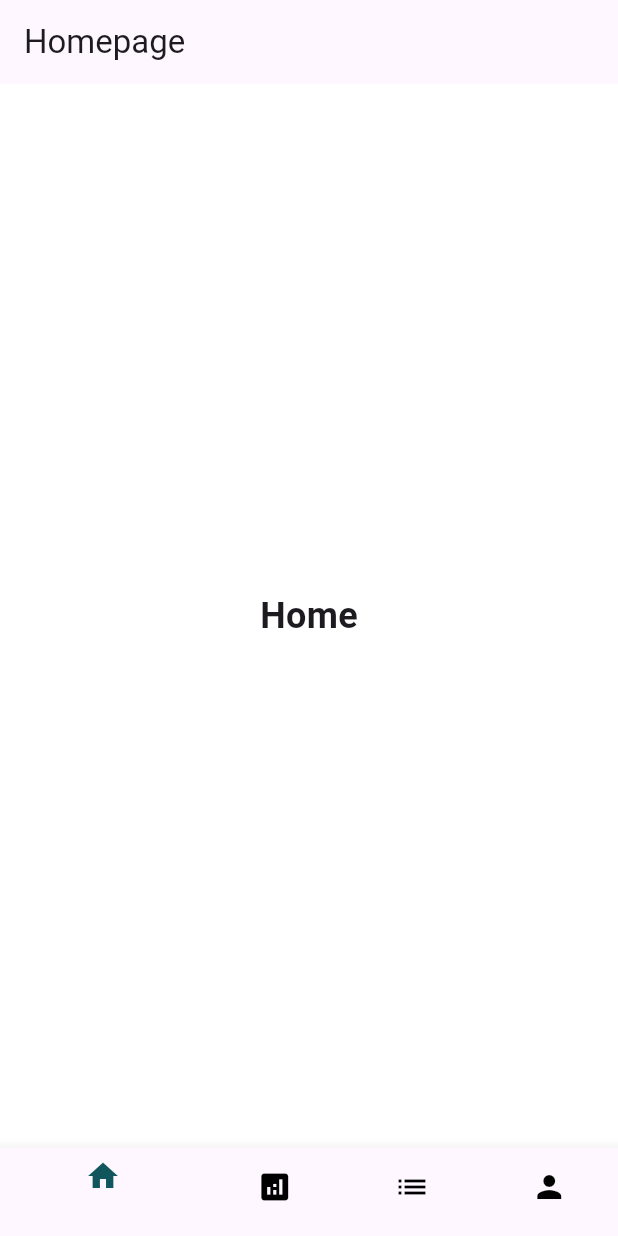
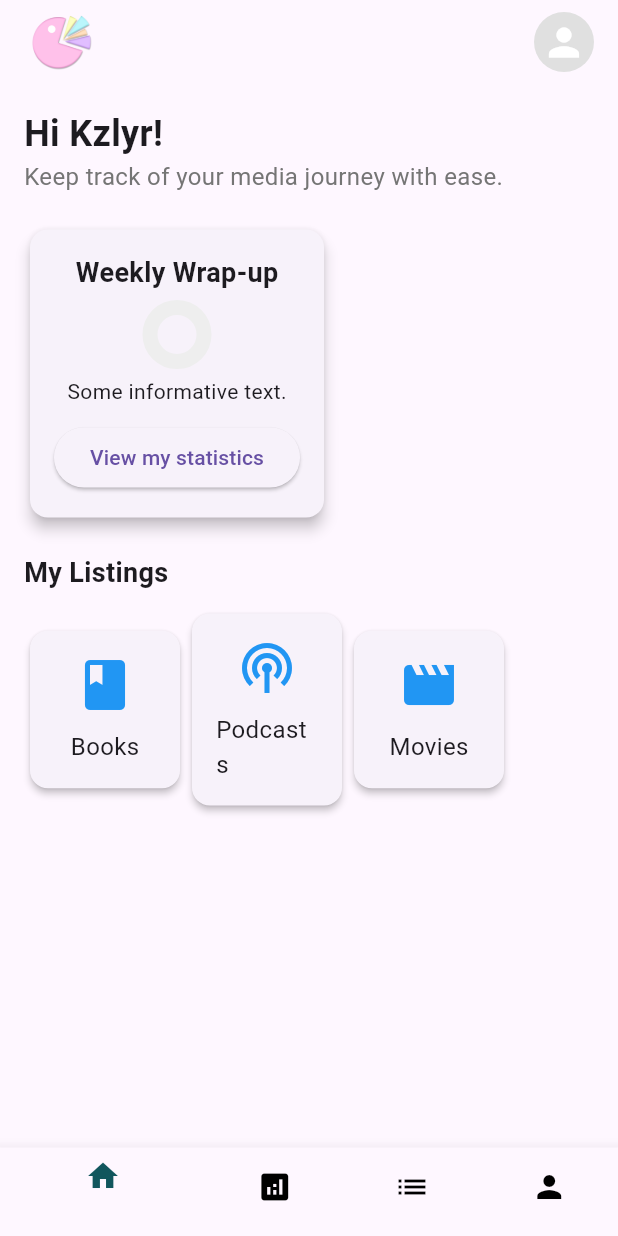
Before and after one commit to kazeulo/trackin_n_bingein, a Flutter app: the Homepage screen opened by its route, on a phone screen of 412 x 824 dp. Run offline on Flutter 3.47's test engine with Material 3 defaults, Android fonts, the phone set to English and light mode, and no system bars; our stand-ins replace firebase_core; accounts and stored records are empty.

Commit message:
update homepage

```diff
--- a/lib/screens/homepage.dart
+++ b/lib/screens/homepage.dart
@@ -12,50 +12,27 @@ class _HomepageState extends State<Homepage> {
   int _currentIndex = 0;
 
   final List<Widget> _tabs = [
-    Container(
-      color: Colors.white,
-      child: Center(
-        child: Text(
-          'Home',
-          style: TextStyle(fontSize: 24, fontWeight: FontWeight.bold),
-        ),
-      ),
-    ),
-    Container(
-      color: Colors.white,
-      child: Center(
-        child: Text(
-          'Statistics',
-          style: TextStyle(fontSize: 24, fontWeight: FontWeight.bold),
-        ),
-      ),
-    ),
-    Container(
-      color: Colors.white,
-      child: Center(
-        child: Text(
-          'List',
-          style: TextStyle(fontSize: 24, fontWeight: FontWeight.bold),
-        ),
-      ),
-    ),
-    Container(
-      color: Colors.white,
-      child: Center(
-        child: Text(
-          'Profile',
-          style: TextStyle(fontSize: 24, fontWeight: FontWeight.bold),
-        ),
-      ),
-    ),
+    HomeTab(),
+    StatisticsTab(),
+    ListTab(),
+    ProfileTab(),
   ];
 
   @override
   Widget build(BuildContext context) {
     return Scaffold(
       appBar: AppBar(
-        title: Text('Homepage'),
         automaticallyImplyLeading: false,
+        title: Row(
+          mainAxisAlignment: MainAxisAlignment.spaceBetween,
+          children: [
+            Image.asset('lib/assets/logofin.png', height: 50),
+            CircleAvatar(
+              backgroundColor: Colors.grey[300],
+              child: Icon(Icons.person, size: 30, color: Colors.white),
+            ),
+          ],
+        ),
       ),
       body: _tabs[_currentIndex],
       bottomNavigationBar: BottomNavigationBar(
@@ -87,3 +64,180 @@ class _HomepageState extends State<Homepage> {
     );
   }
 }
+
+class HomeTab extends StatelessWidget {
+  @override
+  Widget build(BuildContext context) {
+    return SingleChildScrollView(
+      child: Padding(
+        padding: const EdgeInsets.all(16.0),
+        child: Column(
+          crossAxisAlignment: CrossAxisAlignment.start,
+          children: [
+            GreetingSection(),
+            SizedBox(height: 20),
+            WeeklyWrapUpSection(),
+            SizedBox(height: 20),
+            MyListingsSection(),
+          ],
+        ),
+      ),
+    );
+  }
+}
+
+class GreetingSection extends StatelessWidget {
+  @override
+  Widget build(BuildContext context) {
+    return Row(
+      children: [
+        Column(
+          crossAxisAlignment: CrossAxisAlignment.start,
+          children: [
+            Text(
+              'Hi Kzlyr!',
+              style: TextStyle(fontSize: 24, fontWeight: FontWeight.bold),
+            ),
+            Text(
+              'Keep track of your media journey with ease.',
+              style: TextStyle(fontSize: 16, color: Colors.grey[600]),
+            ),
+          ],
+        ),
+      ],
+    );
+  }
+}
+
+class WeeklyWrapUpSection extends StatelessWidget {
+  @override
+  Widget build(BuildContext context) {
+    return Card(
+      elevation: 4,
+      shape: RoundedRectangleBorder(borderRadius: BorderRadius.circular(12)),
+      child: Padding(
+        padding: const EdgeInsets.all(16.0),
+        child: Column(
+          children: [
+            Text(
+              'Weekly Wrap-up',
+              style: TextStyle(fontSize: 18, fontWeight: FontWeight.bold),
+            ),
+            SizedBox(height: 10),
+            CircularProgressIndicator(
+              value: 0.0,
+              strokeWidth: 10,
+              backgroundColor: Colors.grey[200],
+            ),
+            SizedBox(height: 10),
+            Text('Some informative text.'),
+            SizedBox(height: 10),
+            ElevatedButton(
+              onPressed: () {},
+              child: Text('View my statistics'),
+            ),
+          ],
+        ),
+      ),
+    );
+  }
+}
+
+class MyListingsSection extends StatelessWidget {
+  @override
+  Widget build(BuildContext context) {
+    return Column(
+      crossAxisAlignment: CrossAxisAlignment.start,
+      children: [
+        Text(
+          'My Listings',
+          style: TextStyle(fontSize: 18, fontWeight: FontWeight.bold),
+        ),
+        SizedBox(height: 10),
+        SingleChildScrollView(
+          scrollDirection: Axis.horizontal,
+          child: Row(
+            children: [
+              ListingItem(
+                icon: Icons.book,
+                label: 'Books',
+              ),
+              ListingItem(
+                icon: Icons.podcasts,
+                label: 'Podcasts',
+              ),
+              ListingItem(
+                icon: Icons.movie,
+                label: 'Movies',
+              ),
+              // Add more items as needed
+            ],
+          ),
+        ),
+      ],
+    );
+  }
+}
+
+class ListingItem extends StatelessWidget {
+  final IconData icon;
+  final String label;
+
+  ListingItem({required this.icon, required this.label});
+
+  @override
+  Widget build(BuildContext context) {
+    return Card(
+      elevation: 2,
+      shape: RoundedRectangleBorder(borderRadius: BorderRadius.circular(12)),
+      child: Container(
+        width: 100,
+        padding: const EdgeInsets.all(16.0),
+        child: Column(
+          mainAxisAlignment: MainAxisAlignment.center,
+          children: [
+            Icon(icon, size: 40, color: Colors.blue),
+            SizedBox(height: 10),
+            Text(label, style: TextStyle(fontSize: 16)),
+          ],
+        ),
+      ),
+    );
+  }
+}
+
+class StatisticsTab extends StatelessWidget {
+  @override
+  Widget build(BuildContext context) {
+    return Center(
+      child: Text(
+        'Statistics',
+        style: TextStyle(fontSize: 24, fontWeight: FontWeight.bold),
+      ),
+    );
+  }
+}
+
+class ListTab extends StatelessWidget {
+  @override
+  Widget build(BuildContext context) {
+    return Center(
+      child: Text(
+        'List',
+        style: TextStyle(fontSize: 24, fontWeight: FontWeight.bold),
+      ),
+    );
+  }
+}
+
+class ProfileTab extends StatelessWidget {
+  @override
+  Widget build(BuildContext context) {
+    return Center(
+      child: Text(
+        'Profile',
+        style: TextStyle(fontSize: 24, fontWeight: FontWeight.bold),
+      ),
+    );
+  }
+}
--- a/lib/screens/signup.dart
+++ b/lib/screens/signup.dart
@@ -26,7 +26,7 @@ class _SignupState extends State<Signup> {
         children: [
           // Background Container
           Container(
-            height: 200,
+            height: 250,
             width: double.infinity,
             color: Color(0xFFB0C4DE),
             child: Padding(
@@ -51,7 +51,7 @@ class _SignupState extends State<Signup> {
           ),
           // White Container
           Padding(
-            padding: const EdgeInsets.only(top: 200),
+            padding: const EdgeInsets.only(top: 250),
             child: Container(
               width: double.infinity,
               padding: EdgeInsets.symmetric(horizontal: 24.0, vertical: 24.0),
```
